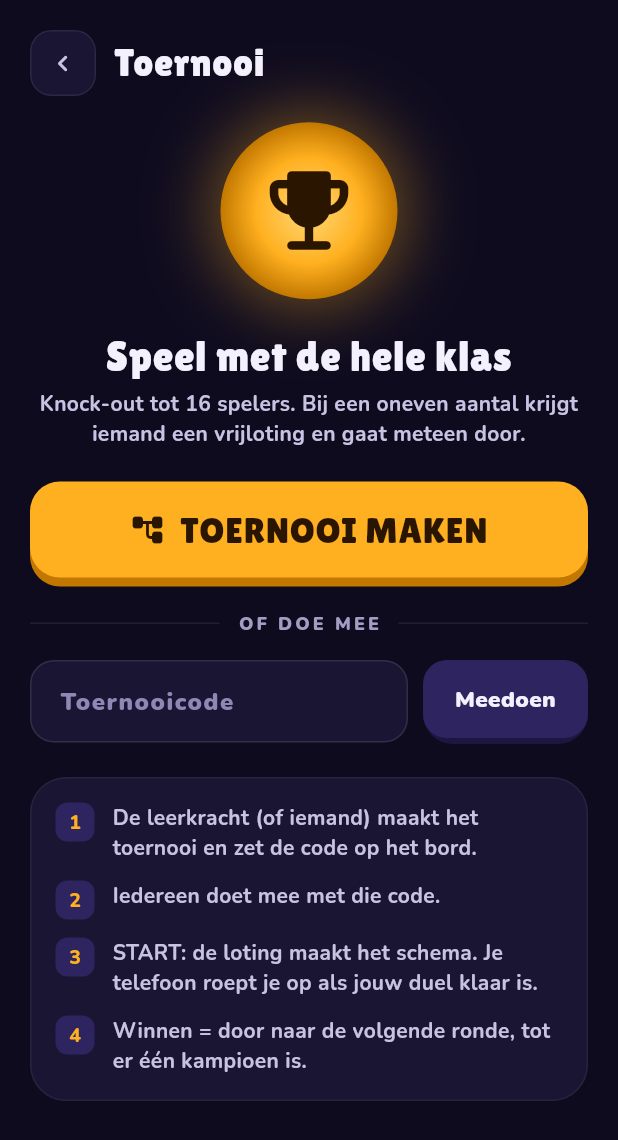
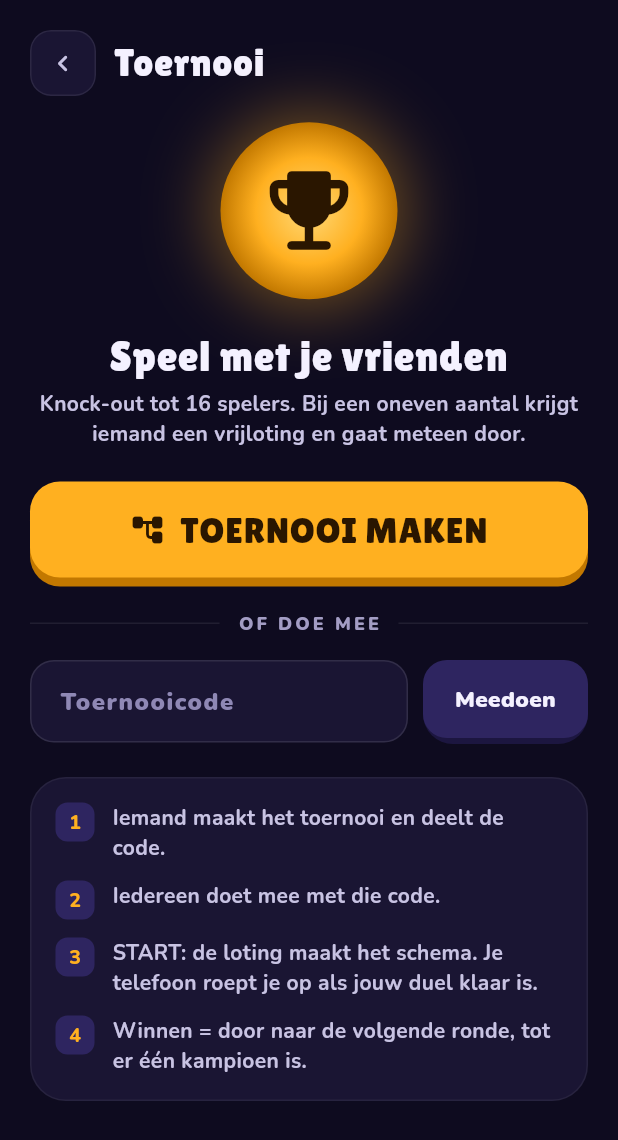
Before and after one commit to JonathanMat/future_automl, a Flutter app: the TournamentScreen screen opened by its route, on a phone screen of 412 x 824 dp. Shown: the top 1140 px of the screen. Run offline on Flutter 3.47's test engine with Material 3 defaults, Android fonts, the phone set to English and light mode, and no system bars; our stand-ins replace firebase_auth, firebase_core, firebase_database, firebase_messaging, google_fonts, google_sign_in and 1 more; missing offline and left inert: flutter_soloud, flutter_webrtc, mediapipe_vision; accounts and stored records are empty.

Commit message:
feat: text

```diff
--- a/lib/widgets/home/tournament_card.dart
+++ b/lib/widgets/home/tournament_card.dart
@@ -49,7 +49,7 @@ class _TournamentCardState extends State<TournamentCard>
     _syncPulse(ready);
 
     final (String title, String text) = switch (d?.status) {
-      null => ('TOERNOOI', 'Speel met de hele klas, knock-out tot 16 spelers'),
+      null => ('TOERNOOI', 'Speel met je vrienden, knock-out tot 16 spelers'),
       TournamentStatus.lobby => (
         'TERUG NAAR TOERNOOI',
         'Wachtkamer ${d!.code} · ${d.players.length} spelers',
--- a/lib/widgets/tournament/draw_reveal_overlay.dart
+++ b/lib/widgets/tournament/draw_reveal_overlay.dart
@@ -240,6 +240,10 @@ class _Reel extends StatelessWidget {
               if (i + k >= 0 && i + k < reel.length)
                 Transform.translate(
                   offset: Offset(0, (k - frac) * itemHeight),
+                  // Fades out away from the middle, so no sliver of the
+                  // name above or below stays once the reel stops.
+                  child: Opacity(
+                    opacity: (1 - (k - frac).abs()).clamp(0.0, 1.0),
                     child: Transform.scale(
                       scale: k == 0 && frac < 0.01 ? 1 + 0.15 * landed : 1,
                       child: Text(
@@ -255,6 +259,7 @@ class _Reel extends StatelessWidget {
                       ),
                     ),
                   ),
+                ),
           ],
         ),
       ),
--- a/lib/widgets/tournament/tournament_entry.dart
+++ b/lib/widgets/tournament/tournament_entry.dart
@@ -66,7 +66,7 @@ class _TournamentEntryState extends State<TournamentEntry>
         ),
         const SizedBox(height: 18),
         Text(
-          'Speel met de hele klas',
+          'Speel met je vrienden',
           textAlign: TextAlign.center,
           style: AppTextStyles.display(28),
         ),
@@ -152,12 +152,7 @@ class _TournamentEntryState extends State<TournamentEntry>
           child: Column(
             crossAxisAlignment: CrossAxisAlignment.start,
             children: [
-              _Step(
-                n: 1,
-                text:
-                    'De leerkracht (of iemand) maakt het toernooi en zet de '
-                    'code op het bord.',
-              ),
+              _Step(n: 1, text: 'Iemand maakt het toernooi en deelt de code.'),
               _Step(n: 2, text: 'Iedereen doet mee met die code.'),
               _Step(
                 n: 3,
```
Also changed, not shown: 1 other file. Lines whose indentation alone changed are shown as unchanged.
